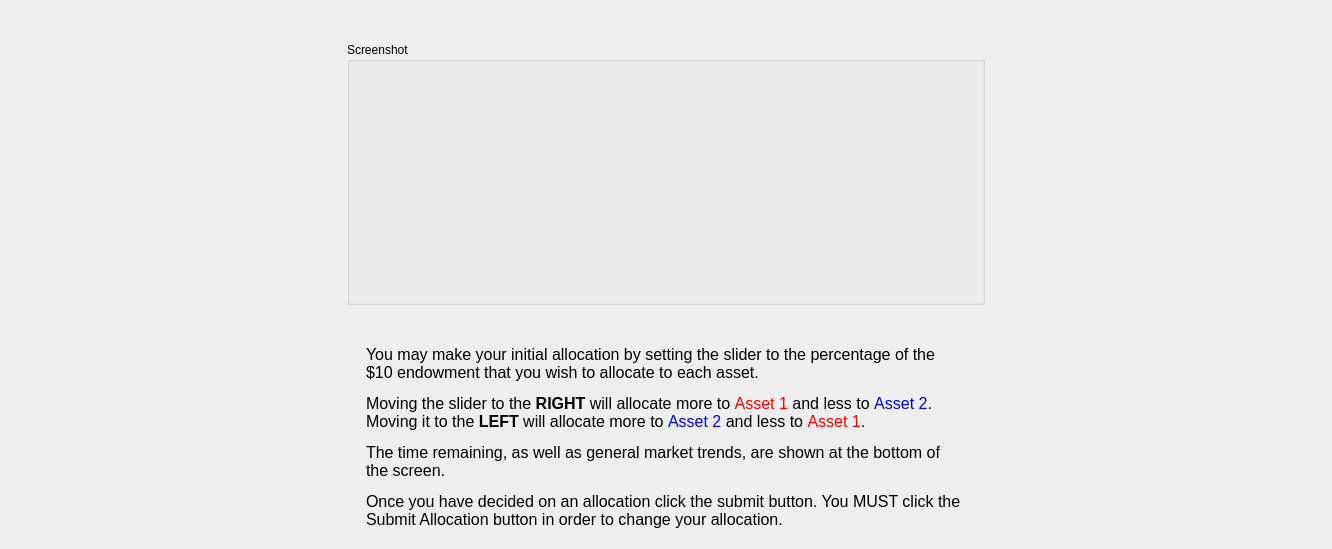
The window that MarketSimulation/instructionscreen2.ui (dwattttt/marketsim) describes before a commit, drawn with Qt 5.
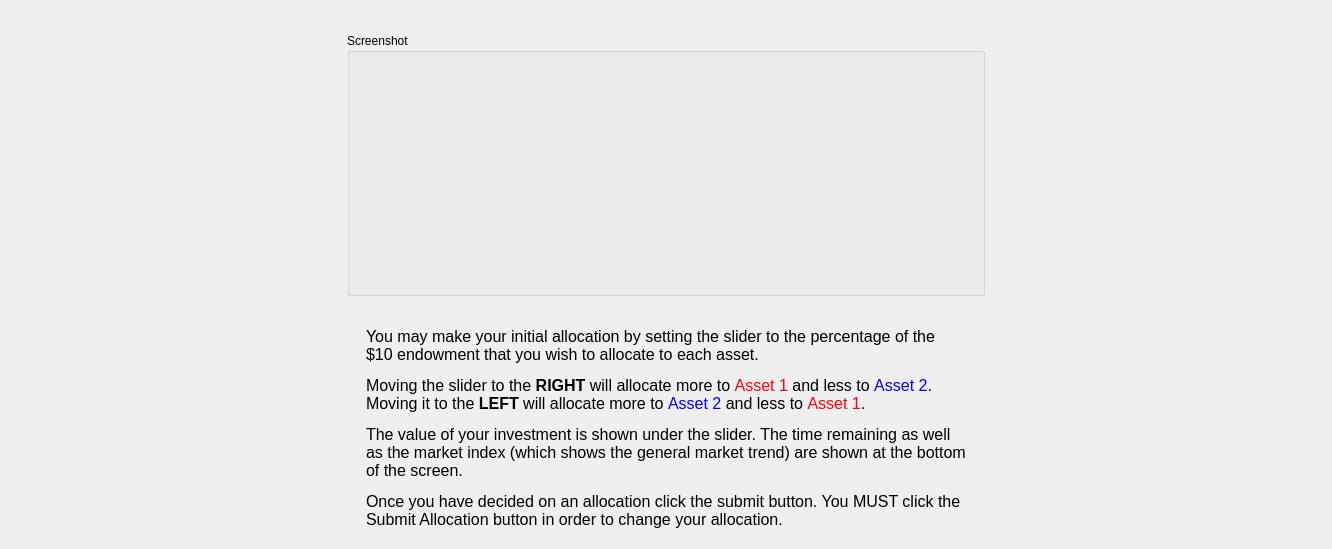
The same window after the commit. Icons and pictures are not drawn.

```diff
--- a/MarketSimulation/instructionscreen2.ui
+++ b/MarketSimulation/instructionscreen2.ui
@@ -164,7 +164,7 @@
 &lt;/style&gt;&lt;/head&gt;&lt;body style=&quot; font-family:'MS Shell Dlg 2'; font-size:12pt; font-weight:400; font-style:normal;&quot;&gt;
 &lt;p style=&quot; margin-top:12px; margin-bottom:12px; margin-left:0px; margin-right:0px; -qt-block-indent:0; text-indent:0px;&quot;&gt;You may make your initial allocation by setting the slider to the percentage of the $10 endowment that you wish to allocate to each asset.&lt;/p&gt;
 &lt;p style=&quot; margin-top:12px; margin-bottom:12px; margin-left:0px; margin-right:0px; -qt-block-indent:0; text-indent:0px;&quot;&gt;Moving the slider to the &lt;span style=&quot; font-weight:600;&quot;&gt;RIGHT&lt;/span&gt; will allocate more to &lt;span style=&quot; color:#ff0000;&quot;&gt;Asset 1&lt;/span&gt; and less to &lt;span style=&quot; color:#0000ff;&quot;&gt;Asset 2&lt;/span&gt;. Moving it to the &lt;span style=&quot; font-weight:600;&quot;&gt;LEFT&lt;/span&gt; will allocate more to &lt;span style=&quot; color:#0000ff;&quot;&gt;Asset 2&lt;/span&gt; and less to &lt;span style=&quot; color:#ff0000;&quot;&gt;Asset 1&lt;/span&gt;.&lt;/p&gt;
-&lt;p style=&quot; margin-top:12px; margin-bottom:12px; margin-left:0px; margin-right:0px; -qt-block-indent:0; text-indent:0px;&quot;&gt;The time remaining, as well as general market trends, are shown at the bottom of the screen.&lt;/p&gt;
+&lt;p style=&quot; margin-top:12px; margin-bottom:12px; margin-left:0px; margin-right:0px; -qt-block-indent:0; text-indent:0px;&quot;&gt;The value of your investment is shown under the slider. The time remaining as well as the market index (which shows the general market trend) are shown at the bottom of the screen.&lt;/p&gt;
 &lt;p style=&quot; margin-top:12px; margin-bottom:12px; margin-left:0px; margin-right:0px; -qt-block-indent:0; text-indent:0px;&quot;&gt;Once you have decided on an allocation click the submit button. You MUST click the Submit Allocation button in order to change your allocation.&lt;/p&gt;&lt;/body&gt;&lt;/html&gt;</string>
           </property>
           <property name="wordWrap">
```
